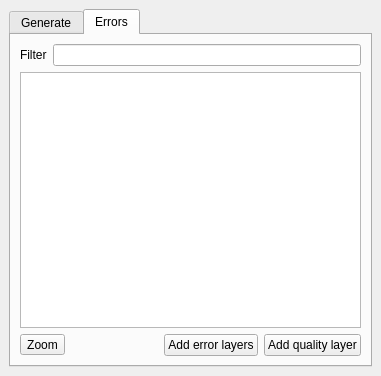
Above: lrs/ui_lrsdockwidget.ui from blazek/lrs before the change. Below: the same form after it.
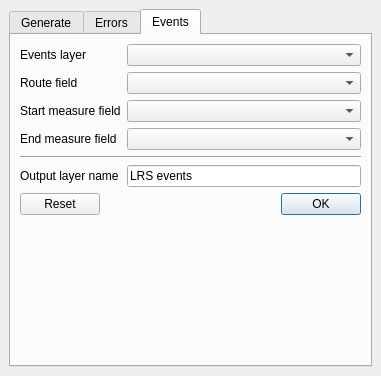
That is the form after the change.

What changed in the file:
```diff
--- a/lrs/ui_lrsdockwidget.ui
+++ b/lrs/ui_lrsdockwidget.ui
@@ -24,7 +24,7 @@
     <item>
      <widget class="QTabWidget" name="tabWidget">
       <property name="currentIndex">
-       <number>1</number>
+       <number>2</number>
       </property>
       <widget class="QWidget" name="genTab">
        <attribute name="title">
@@ -293,6 +293,102 @@
         </item>
        </layout>
       </widget>
+      <widget class="QWidget" name="eventsTab">
+       <attribute name="title">
+        <string>Events</string>
+       </attribute>
+       <layout class="QVBoxLayout" name="verticalLayout_4">
+        <item>
+         <layout class="QGridLayout" name="eventsGridLayout">
+          <item row="1" column="0">
+           <widget class="QLabel" name="eventsRouteFieldLabel">
+            <property name="text">
+             <string>Route field</string>
+            </property>
+           </widget>
+          </item>
+          <item row="1" column="1">
+           <widget class="QComboBox" name="eventsRouteFieldCombo"/>
+          </item>
+          <item row="2" column="1">
+           <widget class="QComboBox" name="eventsMeasureStartFieldCombo"/>
+          </item>
+          <item row="4" column="0" colspan="2">
+           <widget class="Line" name="line_3">
+            <property name="orientation">
+             <enum>Qt::Horizontal</enum>
+            </property>
+           </widget>
+          </item>
+          <item row="3" column="1">
+           <widget class="QComboBox" name="eventsMeasureEndFieldCombo"/>
+          </item>
+          <item row="2" column="0">
+           <widget class="QLabel" name="eventsMeasureStartFieldLabel">
+            <property name="text">
+             <string>Start measure field</string>
+            </property>
+           </widget>
+          </item>
+          <item row="0" column="0">
+           <widget class="QLabel" name="eventsLayerLabel">
+            <property name="text">
+             <string>Events layer</string>
+            </property>
+           </widget>
+          </item>
+          <item row="0" column="1">
+           <widget class="QComboBox" name="eventsLayerCombo"/>
+          </item>
+          <item row="3" column="0">
+           <widget class="QLabel" name="eventsMeasureEndFieldLabel">
+            <property name="text">
+             <string>End measure field</string>
+            </property>
+           </widget>
+          </item>
+          <item row="5" column="0">
+           <widget class="QLabel" name="eventsOutputNameLabel">
+            <property name="text">
+             <string>Output layer name</string>
+            </property>
+           </widget>
+          </item>
+          <item row="5" column="1">
+           <widget class="QLineEdit" name="eventsOutputNameLineEdit">
+            <property name="text">
+             <string>LRS events</string>
+            </property>
+           </widget>
+          </item>
+         </layout>
+        </item>
+        <item>
+         <widget class="QDialogButtonBox" name="eventsButtonBox">
+          <property name="standardButtons">
+           <set>QDialogButtonBox::Ok|QDialogButtonBox::Reset</set>
+          </property>
+         </widget>
+        </item>
+        <item>
+         <spacer name="verticalSpacer_2">
+          <property name="orientation">
+           <enum>Qt::Vertical</enum>
+          </property>
+          <property name="sizeHint" stdset="0">
+           <size>
+            <width>20</width>
+            <height>40</height>
+           </size>
+          </property>
+         </spacer>
+        </item>
+       </layout>
+       <zorder>eventsButtonBox</zorder>
+       <zorder>gridLayoutWidget</zorder>
+       <zorder>eventsOutputNameLabel</zorder>
+       <zorder>verticalSpacer_2</zorder>
+      </widget>
      </widget>
     </item>
    </layout>
```
Left out of the diff: 2 changed lines with no effect on the pictures.
